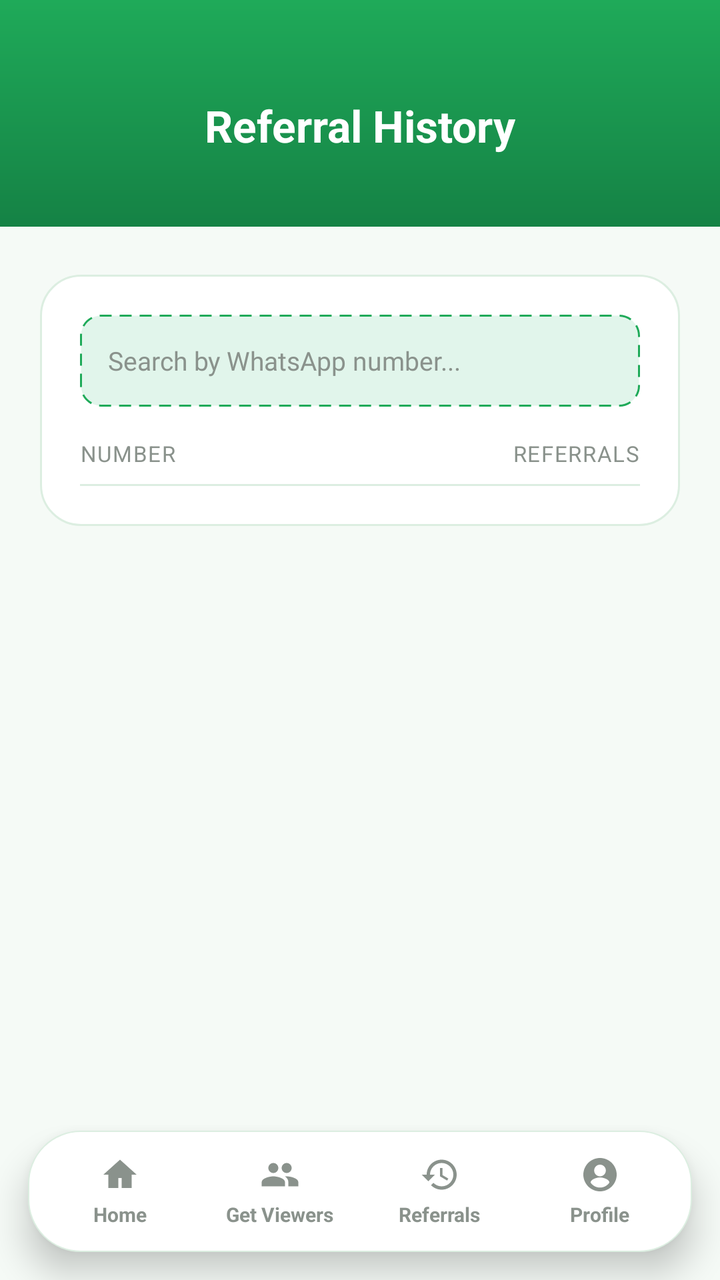
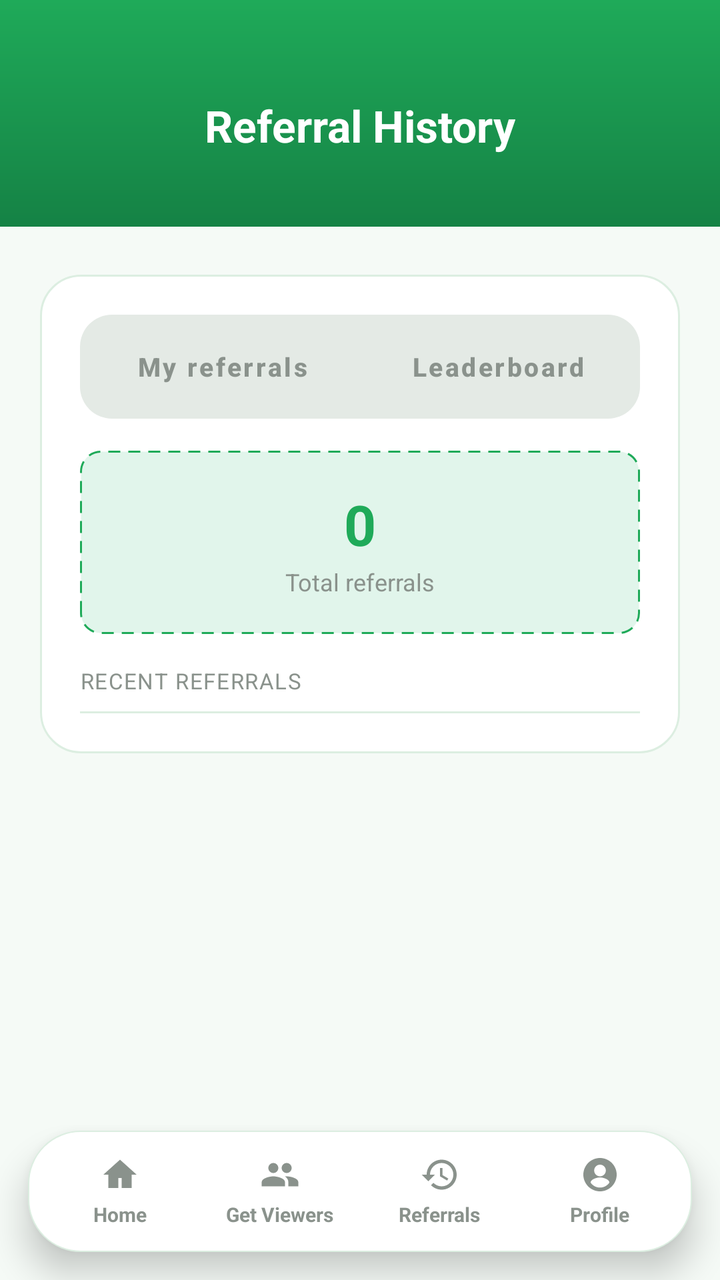

An Android layout rendered at two revisions. The XML below is the earlier revision; the diff shows what the commit changed to produce the second picture.
<!-- AndroidManifest.xml: application theme Theme.VGKontact -->
<!-- res/layout/activity_history.xml -->
<?xml version="1.0" encoding="utf-8"?>
<FrameLayout xmlns:android="http://schemas.android.com/apk/res/android"
    xmlns:tools="http://schemas.android.com/tools"
    android:layout_width="match_parent"
    android:layout_height="match_parent"
    android:background="@color/stats_card_fill">

<LinearLayout
    android:layout_width="match_parent"
    android:layout_height="match_parent"
    android:orientation="vertical">

    
    <LinearLayout
        android:layout_width="match_parent"
        android:layout_height="wrap_content"
        android:orientation="vertical"
        android:background="@drawable/header_gradient"
        android:paddingTop="48dp"
        android:paddingBottom="36dp"
        android:paddingStart="24dp"
        android:paddingEnd="24dp"
        android:gravity="center">

        <TextView
            android:layout_width="wrap_content"
            android:layout_height="wrap_content"
            android:text="@string/title_history"
            android:textSize="22sp"
            android:textStyle="bold"
            android:textColor="@color/white" />

    </LinearLayout>

    
    <ProgressBar
        android:id="@+id/progressBar"
        android:layout_width="wrap_content"
        android:layout_height="wrap_content"
        android:layout_gravity="center"
        android:layout_marginTop="24dp"
        android:visibility="gone" />

    
    <TextView
        android:id="@+id/emptyText"
        android:layout_width="match_parent"
        android:layout_height="wrap_content"
        android:padding="24dp"
        android:gravity="center"
        android:textColor="@color/vg_dark"
        android:visibility="gone" />

    
    <ScrollView
        android:layout_width="match_parent"
        android:layout_height="0dp"
        android:layout_weight="1"
        android:clipToPadding="false"
        android:paddingBottom="88dp">

        <LinearLayout
            android:layout_width="match_parent"
            android:layout_height="wrap_content"
            android:orientation="vertical"
            android:paddingStart="20dp"
            android:paddingEnd="20dp"
            android:paddingTop="24dp"
            android:paddingBottom="24dp">

            <LinearLayout
                android:layout_width="match_parent"
                android:layout_height="wrap_content"
                android:orientation="vertical"
                android:background="@drawable/card_background"
                android:padding="20dp">

                
                <EditText
                    android:id="@+id/historySearchInput"
                    android:layout_width="match_parent"
                    android:layout_height="46dp"
                    android:hint="Search by WhatsApp number..."
                    android:inputType="number"
                    android:paddingStart="14dp"
                    android:paddingEnd="14dp"
                    android:background="@drawable/referral_code_background"
                    android:textSize="13sp"
                    android:textColor="@color/vg_dark"
                    android:textColorHint="@color/text_muted"
                    android:fontFamily="@font/manrope"
                    android:imeOptions="actionDone"
                    android:layout_marginBottom="16dp" />

                
                <LinearLayout
                    android:layout_width="match_parent"
                    android:layout_height="wrap_content"
                    android:orientation="horizontal"
                    android:paddingBottom="8dp">

                    <TextView
                        android:layout_width="0dp"
                        android:layout_height="wrap_content"
                        android:layout_weight="1"
                        android:text="@string/history_column_number"
                        android:textSize="11sp"
                        android:textAllCaps="true"
                        android:letterSpacing="0.05"
                        android:textColor="@color/text_muted" />

                    <TextView
                        android:layout_width="wrap_content"
                        android:layout_height="wrap_content"
                        android:text="@string/history_column_referrals"
                        android:textSize="11sp"
                        android:textAllCaps="true"
                        android:letterSpacing="0.05"
                        android:textColor="@color/text_muted" />

                </LinearLayout>

                <View
                    android:layout_width="match_parent"
                    android:layout_height="1dp"
                    android:background="@color/stats_card_border" />

                
                <LinearLayout
                    android:id="@+id/dayListContainer"
                    android:layout_width="match_parent"
                    android:layout_height="wrap_content"
                    android:orientation="vertical" />

                
                <TextView
                    android:id="@+id/noResultsText"
                    android:layout_width="match_parent"
                    android:layout_height="wrap_content"
                    android:padding="24dp"
                    android:gravity="center"
                    android:textSize="13sp"
                    android:textColor="@color/text_muted"
                    android:visibility="gone" />

                
                <HorizontalScrollView
                    android:id="@+id/historyPagerScroll"
                    android:layout_width="match_parent"
                    android:layout_height="wrap_content"
                    android:layout_marginTop="16dp"
                    android:scrollbars="none"
                    android:visibility="gone">

                    <LinearLayout
                        android:id="@+id/historyPagerContainer"
                        android:layout_width="wrap_content"
                        android:layout_height="wrap_content"
                        android:orientation="horizontal"
                        android:gravity="center" />

                </HorizontalScrollView>

            </LinearLayout>

        </LinearLayout>

    </ScrollView>

</LinearLayout>

    <include layout="@layout/bottom_nav_bar" />

</FrameLayout>
<!-- res/layout/bottom_nav_bar.xml (included above) -->
<?xml version="1.0" encoding="utf-8"?>
<LinearLayout xmlns:android="http://schemas.android.com/apk/res/android"
    xmlns:app="http://schemas.android.com/apk/res-auto"
    android:id="@+id/bottomNavBar"
    android:layout_width="match_parent"
    android:layout_height="wrap_content"
    android:layout_gravity="bottom"
    android:layout_marginStart="14dp"
    android:layout_marginEnd="14dp"
    android:layout_marginBottom="14dp"
    android:orientation="horizontal"
    android:background="@drawable/floating_nav_background"
    android:elevation="10dp"
    android:paddingTop="6dp"
    android:paddingBottom="6dp"
    android:paddingStart="6dp"
    android:paddingEnd="6dp">

    <LinearLayout
        android:id="@+id/navHomeTab"
        android:layout_width="0dp"
        android:layout_height="wrap_content"
        android:layout_weight="1"
        android:orientation="vertical"
        android:gravity="center"
        android:clickable="true"
        android:focusable="true"
        android:background="?android:attr/selectableItemBackgroundBorderless"
        android:paddingTop="6dp"
        android:paddingBottom="6dp">

        <ImageView
            android:id="@+id/navHomeIcon"
            android:layout_width="20dp"
            android:layout_height="20dp"
            android:src="@drawable/ic_home"
            app:tint="@color/text_muted" />

        <TextView
            android:id="@+id/navHomeLabel"
            android:layout_width="wrap_content"
            android:layout_height="wrap_content"
            android:layout_marginTop="3dp"
            android:text="@string/nav_home"
            android:textSize="10sp"
            android:textStyle="bold"
            android:textColor="@color/text_muted" />

    </LinearLayout>

    <LinearLayout
        android:id="@+id/navUpgradeTab"
        android:layout_width="0dp"
        android:layout_height="wrap_content"
        android:layout_weight="1"
        android:orientation="vertical"
        android:gravity="center"
        android:clickable="true"
        android:focusable="true"
        android:background="?android:attr/selectableItemBackgroundBorderless"
        android:paddingTop="6dp"
        android:paddingBottom="6dp">

        <ImageView
            android:id="@+id/navUpgradeIcon"
            android:layout_width="20dp"
            android:layout_height="20dp"
            android:src="@drawable/ic_contacts"
            app:tint="@color/text_muted" />

        <TextView
            android:id="@+id/navUpgradeLabel"
            android:layout_width="wrap_content"
            android:layout_height="wrap_content"
            android:layout_marginTop="3dp"
            android:text="@string/nav_upgrade"
            android:textSize="10sp"
            android:textStyle="bold"
            android:textColor="@color/text_muted" />

    </LinearLayout>

    <LinearLayout
        android:id="@+id/navHistoryTab"
        android:layout_width="0dp"
        android:layout_height="wrap_content"
        android:layout_weight="1"
        android:orientation="vertical"
        android:gravity="center"
        android:clickable="true"
        android:focusable="true"
        android:background="?android:attr/selectableItemBackgroundBorderless"
        android:paddingTop="6dp"
        android:paddingBottom="6dp">

        <ImageView
            android:id="@+id/navHistoryIcon"
            android:layout_width="20dp"
            android:layout_height="20dp"
            android:src="@drawable/ic_history"
            app:tint="@color/text_muted" />

        <TextView
            android:id="@+id/navHistoryLabel"
            android:layout_width="wrap_content"
            android:layout_height="wrap_content"
            android:layout_marginTop="3dp"
            android:text="@string/nav_history"
            android:textSize="10sp"
            android:textStyle="bold"
            android:textColor="@color/text_muted" />

    </LinearLayout>

    <LinearLayout
        android:id="@+id/navProfileTab"
        android:layout_width="0dp"
        android:layout_height="wrap_content"
        android:layout_weight="1"
        android:orientation="vertical"
        android:gravity="center"
        android:clickable="true"
        android:focusable="true"
        android:background="?android:attr/selectableItemBackgroundBorderless"
        android:paddingTop="6dp"
        android:paddingBottom="6dp">

        <ImageView
            android:id="@+id/navProfileIcon"
            android:layout_width="20dp"
            android:layout_height="20dp"
            android:src="@drawable/ic_profile"
            app:tint="@color/text_muted" />

        <TextView
            android:id="@+id/navProfileLabel"
            android:layout_width="wrap_content"
            android:layout_height="wrap_content"
            android:layout_marginTop="3dp"
            android:text="@string/nav_profile"
            android:textSize="10sp"
            android:textStyle="bold"
            android:textColor="@color/text_muted" />

    </LinearLayout>

</LinearLayout>
<!-- resources referenced by this layout -->
<resources>
  <color name="stats_card_border">#DCEEE1</color>
  <color name="stats_card_fill">#F5FAF6</color>
  <color name="text_muted">#8A928C</color>
  <color name="vg_dark">#111B21</color>
  <color name="white">#FFFFFF</color>
  <!-- drawable card_background (drawable) -->
  <?xml version="1.0" encoding="utf-8"?>
  <shape xmlns:android="http://schemas.android.com/apk/res/android"
      android:shape="rectangle">
      <solid android:color="@color/white" />
      <corners android:radius="20dp" />
      <stroke android:width="1dp" android:color="@color/stats_card_border" />
  </shape>
  <!-- drawable floating_nav_background (drawable) -->
  <?xml version="1.0" encoding="utf-8"?>
  <shape xmlns:android="http://schemas.android.com/apk/res/android"
      android:shape="rectangle">
      <solid android:color="@color/white" />
      <corners android:radius="26dp" />
      <stroke
          android:width="0.5dp"
          android:color="@color/stats_card_border" />
  </shape>
  <!-- drawable header_gradient (drawable) -->
  <?xml version="1.0" encoding="utf-8"?>
  <shape xmlns:android="http://schemas.android.com/apk/res/android"
      android:shape="rectangle">
      <gradient
          android:angle="270"
          android:startColor="@color/vg_green"
          android:endColor="@color/vg_green_dark" />
  </shape>
  <!-- drawable ic_home (drawable) -->
  <vector xmlns:android="http://schemas.android.com/apk/res/android"
      android:width="24dp"
      android:height="24dp"
      android:viewportWidth="24"
      android:viewportHeight="24">
      <path
          android:fillColor="#FF000000"
          android:pathData="M12,3L2,12h3v8h6v-6h2v6h6v-8h3L12,3z"/>
  </vector>
  <!-- drawable referral_code_background (drawable) -->
  <?xml version="1.0" encoding="utf-8"?>
  <shape xmlns:android="http://schemas.android.com/apk/res/android"
      android:shape="rectangle">
      <solid android:color="@color/vg_green_tint" />
      <corners android:radius="10dp" />
      <stroke
          android:width="1dp"
          android:color="@color/vg_green"
          android:dashWidth="6dp"
          android:dashGap="4dp" />
  </shape>
  <string name="history_column_number">Number</string>
  <string name="history_column_referrals">Referrals</string>
  <string name="nav_history">Referrals</string>
  <string name="nav_home">Home</string>
  <string name="nav_profile">Profile</string>
  <string name="nav_upgrade">Get Viewers</string>
  <string name="title_history">Referral History</string>
  <style name="Theme.VGKontact" parent="Theme.MaterialComponents.DayNight.NoActionBar">
          
          <item name="colorPrimary">#25D366</item>
          <item name="colorPrimaryVariant">#128C7E</item>
          <item name="colorOnPrimary">#FFFFFF</item>
  
          
          <item name="android:windowBackground">#FFFFFF</item>
          <item name="android:textColorPrimary">#000000</item>
          <item name="android:textColorSecondary">#555555</item>
  
          
          <item name="android:forceDarkAllowed">false</item>
  
          
      </style>
  <color name="vg_green">#1FAA59</color>
  <color name="vg_green_dark">#158245</color>
  <color name="vg_green_tint">#E1F5EB</color>
  <!-- unchanged entries left out for length: 3 -->
</resources>

<!-- the commit's change to res/layout/activity_history.xml (unified diff, before → after) -->
@@ -1,5 +1,6 @@
 <?xml version="1.0" encoding="utf-8"?>
 <FrameLayout xmlns:android="http://schemas.android.com/apk/res/android"
+    xmlns:app="http://schemas.android.com/apk/res-auto"
     xmlns:tools="http://schemas.android.com/tools"
     android:layout_width="match_parent"
     android:layout_height="match_parent"
@@ -76,90 +77,239 @@
                 android:padding="20dp">
 
                 
-                <EditText
-                    android:id="@+id/historySearchInput"
-                    android:layout_width="match_parent"
-                    android:layout_height="46dp"
-                    android:hint="Search by WhatsApp number..."
-                    android:inputType="number"
-                    android:paddingStart="14dp"
-                    android:paddingEnd="14dp"
-                    android:background="@drawable/referral_code_background"
-                    android:textSize="13sp"
-                    android:textColor="@color/vg_dark"
-                    android:textColorHint="@color/text_muted"
-                    android:fontFamily="@font/manrope"
-                    android:imeOptions="actionDone"
-                    android:layout_marginBottom="16dp" />
-
-                
                 <LinearLayout
                     android:layout_width="match_parent"
                     android:layout_height="wrap_content"
                     android:orientation="horizontal"
-                    android:paddingBottom="8dp">
+                    android:background="@drawable/tab_track_background"
+                    android:padding="4dp"
+                    android:layout_marginBottom="16dp">
+
+                    <Button
+                        android:id="@+id/tabMyReferralsButton"
+                        android:layout_width="0dp"
+                        android:layout_height="44dp"
+                        android:layout_weight="1"
+                        android:text="@string/tab_my_referrals"
+                        android:textAllCaps="false"
+                        android:textSize="13sp"
+                        android:textStyle="bold"
+                        android:backgroundTint="@android:color/transparent"
+                        android:textColor="@color/text_muted"
+                        app:cornerRadius="12dp"
+                        app:elevation="0dp"
+                        app:rippleColor="@color/vg_green_tint"
+                        android:stateListAnimator="@null"
+                        android:insetTop="0dp"
+                        android:insetBottom="0dp" />
+
+                    <Button
+                        android:id="@+id/tabLeaderboardButton"
+                        android:layout_width="0dp"
+                        android:layout_height="44dp"
+                        android:layout_weight="1"
+                        android:layout_marginStart="4dp"
+                        android:text="@string/tab_leaderboard"
+                        android:textAllCaps="false"
+                        android:textSize="13sp"
+                        android:textStyle="bold"
+                        android:backgroundTint="@android:color/transparent"
+                        android:textColor="@color/text_muted"
+                        app:cornerRadius="12dp"
+                        app:elevation="0dp"
+                        app:rippleColor="@color/vg_green_tint"
+                        android:stateListAnimator="@null"
+                        android:insetTop="0dp"
+                        android:insetBottom="0dp" />
+
+                </LinearLayout>
+
+                
+                <LinearLayout
+                    android:id="@+id/myReferralsPanel"
+                    android:layout_width="match_parent"
+                    android:layout_height="wrap_content"
+                    android:orientation="vertical"
+                    android:visibility="visible">
+
+                    
+                    <LinearLayout
+                        android:layout_width="match_parent"
+                        android:layout_height="wrap_content"
+                        android:orientation="vertical"
+                        android:gravity="center"
+                        android:background="@drawable/referral_code_background"
+                        android:padding="18dp"
+                        android:layout_marginBottom="16dp">
+
+                        <TextView
+                            android:id="@+id/myReferralsTotalText"
+                            android:layout_width="wrap_content"
+                            android:layout_height="wrap_content"
+                            android:text="0"
+                            android:textSize="28sp"
+                            android:textStyle="bold"
+                            android:textColor="@color/vg_green" />
+
+                        <TextView
+                            android:layout_width="wrap_content"
+                            android:layout_height="wrap_content"
+                            android:text="Total referrals"
+                            android:textSize="12sp"
+                            android:textColor="@color/text_muted"
+                            android:layout_marginTop="2dp" />
+
+                    </LinearLayout>
 
                     <TextView
-                        android:layout_width="0dp"
-                        android:layout_height="wrap_content"
-                        android:layout_weight="1"
-                        android:text="@string/history_column_number"
+                        android:layout_width="match_parent"
+                        android:layout_height="wrap_content"
+                        android:text="RECENT REFERRALS"
                         android:textSize="11sp"
                         android:textAllCaps="true"
                         android:letterSpacing="0.05"
-                        android:textColor="@color/text_muted" />
-
+                        android:textColor="@color/text_muted"
+                        android:paddingBottom="8dp" />
+
+                    <View
+                        android:layout_width="match_parent"
+                        android:layout_height="1dp"
+                        android:background="@color/stats_card_border" />
+
+                    
+                    <LinearLayout
+                        android:id="@+id/myReferralsListContainer"
+                        android:layout_width="match_parent"
+                        android:layout_height="wrap_content"
+                        android:orientation="vertical" />
+
+                    
                     <TextView
-                        android:layout_width="wrap_content"
-                        android:layout_height="wrap_content"
-                        android:text="@string/history_column_referrals"
-                        android:textSize="11sp"
-                        android:textAllCaps="true"
-                        android:letterSpacing="0.05"
-                        android:textColor="@color/text_muted" />
+                        android:id="@+id/myReferralsEmptyText"
+                        android:layout_width="match_parent"
+                        android:layout_height="wrap_content"
+                        android:padding="24dp"
+                        android:gravity="center"
+                        android:textSize="13sp"
+                        android:textColor="@color/text_muted"
+                        android:text="No referrals yet."
+                        android:visibility="gone" />
+
+                    
+                    <HorizontalScrollView
+                        android:id="@+id/myReferralsPagerScroll"
+                        android:layout_width="match_parent"
+                        android:layout_height="wrap_content"
+                        android:layout_marginTop="16dp"
+                        android:scrollbars="none"
+                        android:visibility="gone">
+
+                        <LinearLayout
+                            android:id="@+id/myReferralsPagerContainer"
+                            android:layout_width="wrap_content"
+                            android:layout_height="wrap_content"
+                            android:orientation="horizontal"
+                            android:gravity="center" />
+
+                    </HorizontalScrollView>
 
                 </LinearLayout>
-
-                <View
-                    android:layout_width="match_parent"
-                    android:layout_height="1dp"
-                    android:background="@color/stats_card_border" />
 
                 
                 <LinearLayout
-                    android:id="@+id/dayListContainer"
+                    android:id="@+id/leaderboardPanel"
                     android:layout_width="match_parent"
                     android:layout_height="wrap_content"
-                    android:orientation="vertical" />
-
-                
-                <TextView
-                    android:id="@+id/noResultsText"
-                    android:layout_width="match_parent"
-                    android:layout_height="wrap_content"
-                    android:padding="24dp"
-                    android:gravity="center"
-                    android:textSize="13sp"
-                    android:textColor="@color/text_muted"
-                    android:visibility="gone" />
-
-                
-                <HorizontalScrollView
-                    android:id="@+id/historyPagerScroll"
-                    android:layout_width="match_parent"
-                    android:layout_height="wrap_content"
-                    android:layout_marginTop="16dp"
-                    android:scrollbars="none"
+                    android:orientation="vertical"
                     android:visibility="gone">
 
+                    
+                    <EditText
+                        android:id="@+id/historySearchInput"
+                        android:layout_width="match_parent"
+                        android:layout_height="46dp"
+                        android:hint="Search by WhatsApp number..."
+                        android:inputType="number"
+                        android:paddingStart="14dp"
+                        android:paddingEnd="14dp"
+                        android:background="@drawable/referral_code_background"
+                        android:textSize="13sp"
+                        android:textColor="@color/vg_dark"
+                        android:textColorHint="@color/text_muted"
+                        android:fontFamily="@font/manrope"
+                        android:imeOptions="actionDone"
+                        android:layout_marginBottom="16dp" />
+
+                    
                     <LinearLayout
-                        android:id="@+id/historyPagerContainer"
-                        android:layout_width="wrap_content"
+                        android:layout_width="match_parent"
                         android:layout_height="wrap_content"
                         android:orientation="horizontal"
-                        android:gravity="center" />
-
-                </HorizontalScrollView>
+                        android:paddingBottom="8dp">
+
+                        <TextView
+                            android:layout_width="0dp"
+                            android:layout_height="wrap_content"
+                            android:layout_weight="1"
+                            android:text="@string/history_column_number"
+                            android:textSize="11sp"
+                            android:textAllCaps="true"
+                            android:letterSpacing="0.05"
+                            android:textColor="@color/text_muted" />
+
+                        <TextView
+                            android:layout_width="wrap_content"
+                            android:layout_height="wrap_content"
+                            android:text="@string/history_column_referrals"
+                            android:textSize="11sp"
+                            android:textAllCaps="true"
+                            android:letterSpacing="0.05"
+                            android:textColor="@color/text_muted" />
+
+                    </LinearLayout>
+
+                    <View
+                        android:layout_width="match_parent"
+                        android:layout_height="1dp"
+                        android:background="@color/stats_card_border" />
+
+                    
+                    <LinearLayout
+                        android:id="@+id/dayListContainer"
+                        android:layout_width="match_parent"
+                        android:layout_height="wrap_content"
+                        android:orientation="vertical" />
+
+                    
+                    <TextView
+                        android:id="@+id/noResultsText"
+                        android:layout_width="match_parent"
+                        android:layout_height="wrap_content"
+                        android:padding="24dp"
+                        android:gravity="center"
+                        android:textSize="13sp"
+                        android:textColor="@color/text_muted"
+                        android:visibility="gone" />
+
+                    
+                    <HorizontalScrollView
+                        android:id="@+id/historyPagerScroll"
+                        android:layout_width="match_parent"
+                        android:layout_height="wrap_content"
+                        android:layout_marginTop="16dp"
+                        android:scrollbars="none"
+                        android:visibility="gone">
+
+                        <LinearLayout
+                            android:id="@+id/historyPagerContainer"
+                            android:layout_width="wrap_content"
+                            android:layout_height="wrap_content"
+                            android:orientation="horizontal"
+                            android:gravity="center" />
+
+                    </HorizontalScrollView>
+
+                </LinearLayout>
 
             </LinearLayout>
 
<!-- resource entries referenced after the edit -->
@@ -54,12 +54,24 @@
           android:dashWidth="6dp"
           android:dashGap="4dp" />
   </shape>
+  <!-- drawable tab_track_background (drawable) -->
+  <?xml version="1.0" encoding="utf-8"?>
+  <shape xmlns:android="http://schemas.android.com/apk/res/android"
+      android:shape="rectangle">
+  
+      <solid android:color="@color/tab_track_fill" />
+  
+      <corners android:radius="16dp" />
+  
+  </shape>
   <string name="history_column_number">Number</string>
   <string name="history_column_referrals">Referrals</string>
   <string name="nav_history">Referrals</string>
   <string name="nav_home">Home</string>
   <string name="nav_profile">Profile</string>
   <string name="nav_upgrade">Get Viewers</string>
+  <string name="tab_leaderboard">Leaderboard</string>
+  <string name="tab_my_referrals">My referrals</string>
   <string name="title_history">Referral History</string>
   <style name="Theme.VGKontact" parent="Theme.MaterialComponents.DayNight.NoActionBar">
           
@@ -79,6 +91,7 @@
       </style>
   <color name="vg_green">#1FAA59</color>
   <color name="vg_green_dark">#158245</color>
+  <color name="tab_track_fill">#E4EAE5</color>
   <color name="vg_green_tint">#E1F5EB</color>
   <!-- unchanged entries left out for length: 3 -->
 </resources>
